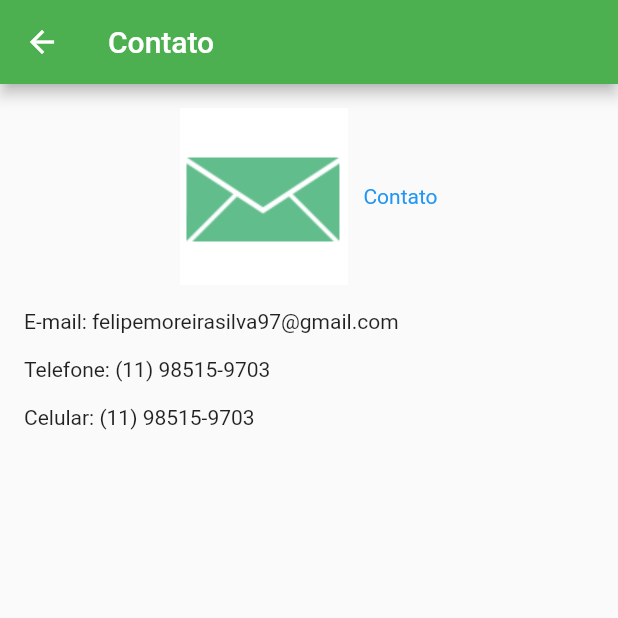
After one commit to FelipeM0407/ATM_Consultoria, a Flutter app: the TelaContato screen opened directly, on a phone screen of 412 x 824 dp, the top half of it. The commit adds this screen. Run offline on Flutter 3.47's test engine with Material 2 defaults, Android fonts, the phone set to English and light mode, and no system bars.

Commit message:
20/03/2021

```diff
--- /dev/null
+++ b/lib/TelaContato.dart
@@ -0,0 +1,55 @@
+import 'package:flutter/material.dart';
+
+class TelaContato extends StatefulWidget {
+  @override
+  _TelaContatoState createState() => _TelaContatoState();
+}
+
+class _TelaContatoState extends State<TelaContato> {
+  @override
+  Widget build(BuildContext context) {
+    return Scaffold(
+      appBar: AppBar(
+        title: Text("Contato"),
+        backgroundColor: Colors.green,
+      ),
+      body: SingleChildScrollView(
+        child: Container(
+          padding: EdgeInsets.all(16),
+          child: Column(
+            crossAxisAlignment: CrossAxisAlignment.start,
+            children: <Widget>[
+              Row(
+                mainAxisAlignment: MainAxisAlignment.center,
+                children: <Widget>[
+                  Image.asset("imagens/detalhe_contato.png"),
+                  Padding(
+                    padding: EdgeInsets.only(left: 10),
+                    child: Text(
+                      "Contato",
+                      style: TextStyle(
+                        color: Colors.blue,
+                      ),
+                    ),
+                  )
+                ],
+              ),
+              Padding(
+                padding: EdgeInsets.only(top: 16),
+                child: Text("E-mail: felipemoreirasilva97@gmail.com"),
+              ),
+              Padding(
+                padding: EdgeInsets.only(top: 16),
+                child: Text("Telefone: (11) 98515-9703"),
+              ),
+              Padding(
+                padding: EdgeInsets.only(top: 16),
+                child: Text("Celular: (11) 98515-9703"),
+              ),
+            ],
+          ),
+        ),
+      ),
+    );
+  }
+}
```
Also changed, not shown: lib/Home.dart (+46 -6 lines), lib/TelaCliente.dart (added, +56 -0 lines), lib/TelaEmpresa.dart (added, +53 -0 lines), lib/TelaServico.dart (added, +62 -0 lines).
